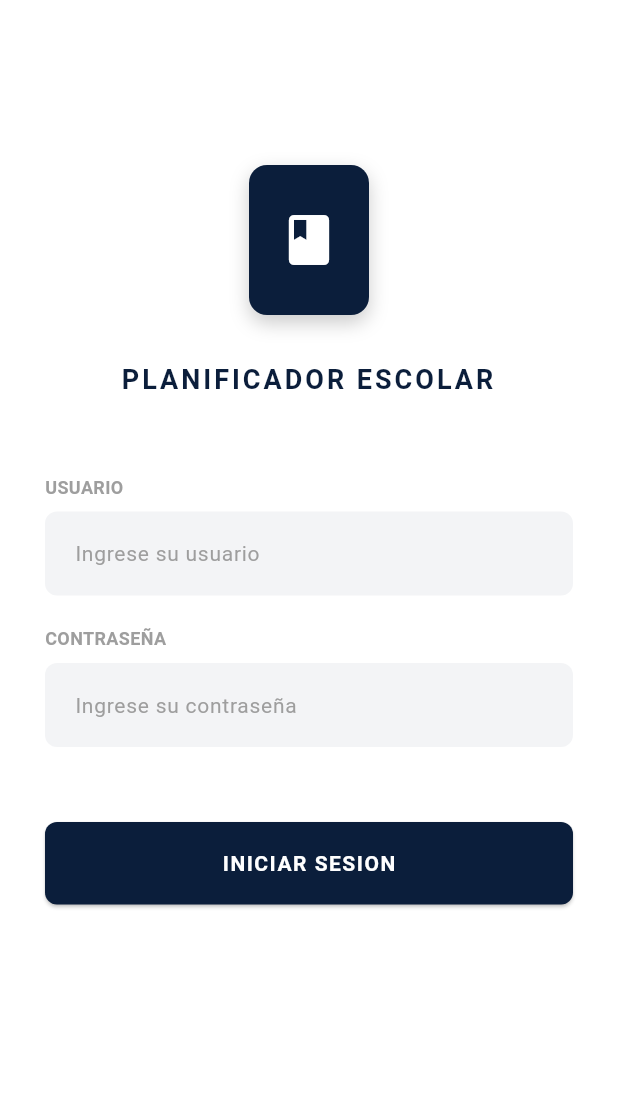
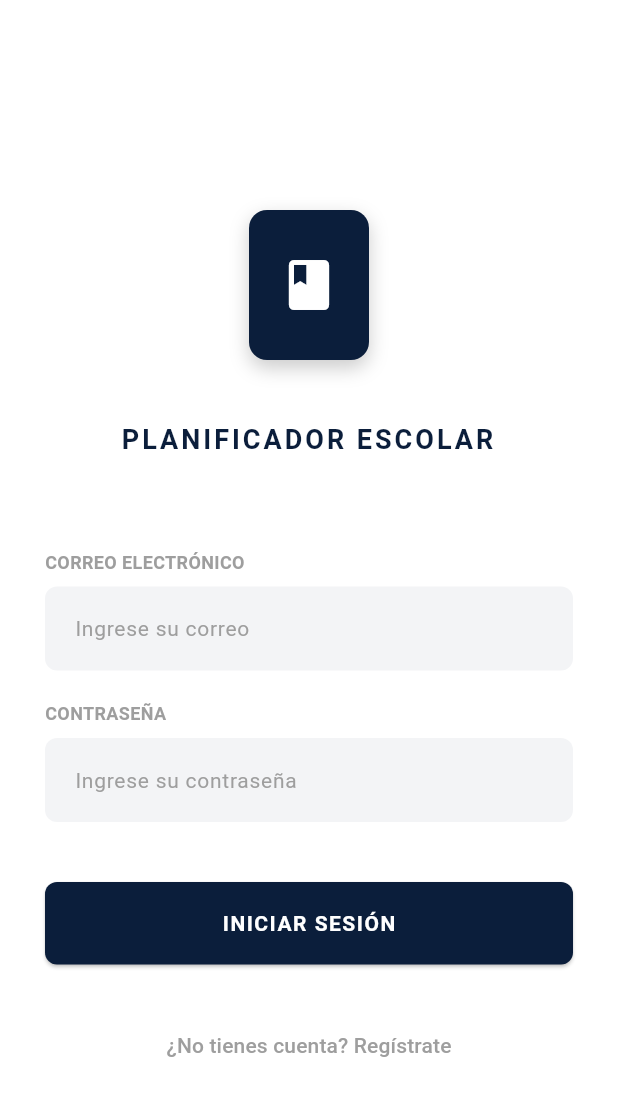
Before and after one commit to bydavid1/proyecto-dam-232, a Flutter app: the screen it shows after launch, on a phone screen of 412 x 824 dp. Shown: the top 1096 px of the screen. Run offline on Flutter 3.47's test engine with Material 3 defaults, Android fonts, the phone set to English and light mode, and no system bars; our stand-ins replace cloud_firestore, firebase_auth, firebase_core; accounts and stored records are empty.

Commit message:
refactor: enhance authentication flow and user profile display

```diff
--- a/lib/main.dart
+++ b/lib/main.dart
@@ -1,7 +1,9 @@
 import 'package:flutter/material.dart';
 import 'package:firebase_core/firebase_core.dart';
+import 'package:firebase_auth/firebase_auth.dart';
 import 'package:provider/provider.dart';
 import 'package:proyecto_dam232/providers/academic_data_manager.dart';
+import 'package:proyecto_dam232/views/home_screen.dart';
 import 'package:proyecto_dam232/views/login_screen.dart';
 
 void main() async {
@@ -11,13 +13,11 @@ void main() async {
 }
 
 class MyApp extends StatelessWidget {
-  const MyApp({Key? key}) : super(key: key);
+  const MyApp({super.key});
 
   @override
   Widget build(BuildContext context) {
-    return ChangeNotifierProvider(
-      create: (_) => AcademicDataManager(),
-      child: MaterialApp(
+    return MaterialApp(
       title: 'Planificador Escolar',
       debugShowCheckedModeBanner: false,
       theme: ThemeData(
@@ -44,7 +44,10 @@ class MyApp extends StatelessWidget {
             borderRadius: BorderRadius.circular(8.0),
             borderSide: const BorderSide(color: Color(0xFF0B1E3B), width: 1.5),
           ),
-            contentPadding: const EdgeInsets.symmetric(horizontal: 16, vertical: 16),
+          contentPadding: const EdgeInsets.symmetric(
+            horizontal: 16,
+            vertical: 16,
+          ),
           hintStyle: const TextStyle(color: Colors.grey, fontSize: 14),
         ),
         elevatedButtonTheme: ElevatedButtonThemeData(
@@ -63,7 +66,24 @@ class MyApp extends StatelessWidget {
           ),
         ),
       ),
-        home: const LoginScreen(),
+      home: StreamBuilder<User?>(
+        stream: FirebaseAuth.instance.authStateChanges(),
+        builder: (context, snapshot) {
+          if (snapshot.connectionState == ConnectionState.waiting) {
+            return const Scaffold(
+              body: Center(child: CircularProgressIndicator()),
+            );
+          }
+
+          if (snapshot.hasData) {
+            return ChangeNotifierProvider(
+              create: (_) => AcademicDataManager(),
+              child: const HomeScreen(),
+            );
+          }
+
+          return const LoginScreen();
+        },
       ),
     );
   }
--- a/lib/views/login_screen.dart
+++ b/lib/views/login_screen.dart
@@ -1,34 +1,75 @@
 import 'package:flutter/material.dart';
-import 'home_screen.dart'; // Importamos la pantalla de destino
+import 'package:firebase_auth/firebase_auth.dart';
+import 'home_screen.dart';
 
 class LoginScreen extends StatefulWidget {
-  const LoginScreen({Key? key}) : super(key: key);
+  const LoginScreen({super.key});
 
   @override
   State<LoginScreen> createState() => _LoginScreenState();
 }
 
 class _LoginScreenState extends State<LoginScreen> {
-  // Controladores para capturar texto
-  final TextEditingController _userController = TextEditingController();
-  final TextEditingController _passController = TextEditingController();
+  final TextEditingController _emailController = TextEditingController();
+  final TextEditingController _passwordController = TextEditingController();
+  bool _isLoading = false;
 
-  void _handleLogin() {
-    // Aquí iría tu lógica de autenticación futura (Firebase, etc.)
-    print("Usuario: ${_userController.text}");
-    print("Clave: ${_passController.text}");
+  Future<void> _handleLogin() async {
+    setState(() => _isLoading = true);
+    try {
+      final email = _emailController.text.trim();
+      final password = _passwordController.text.trim();
 
-    // Navegación exitosa al Home (reemplaza la pantalla de login)
-    Navigator.pushReplacement(
-      context,
-      MaterialPageRoute(builder: (_) => const HomeScreen())
-    );
+      if (email.isEmpty || password.isEmpty) {
+        throw Exception("Por favor complete todos los campos.");
+      }
+
+      // Inicio de sesión con Firebase
+      await FirebaseAuth.instance.signInWithEmailAndPassword(
+        email: email,
+        password: password,
+      );
+
+      // Navegación exitosa
+      if (!mounted) return;
+      Navigator.pushReplacement(
+        context,
+        MaterialPageRoute(builder: (_) => const HomeScreen()),
+      );
+    } on FirebaseAuthException catch (e) {
+      String message;
+      switch (e.code) {
+        case 'user-not-found':
+          message = 'No existe un usuario con ese correo.';
+          break;
+        case 'wrong-password':
+          message = 'Contraseña incorrecta.';
+          break;
+        case 'invalid-email':
+          message = 'El formato del correo no es válido.';
+          break;
+        default:
+          message = 'Error al iniciar sesión: ${e.message}';
+      }
+
+      ScaffoldMessenger.of(
+        context,
+      ).showSnackBar(SnackBar(content: Text(message)));
+    } catch (e) {
+      print(e);
+      if (!mounted) return;
+      ScaffoldMessenger.of(
+        context,
+      ).showSnackBar(SnackBar(content: Text(e.toString())));
+    } finally {
+      if (mounted) setState(() => _isLoading = false);
+    }
   }
 
   @override
   void dispose() {
-    _userController.dispose();
-    _passController.dispose();
+    _emailController.dispose();
+    _passwordController.dispose();
     super.dispose();
   }
 
@@ -39,11 +80,9 @@ class _LoginScreenState extends State<LoginScreen> {
         child: Padding(
           padding: const EdgeInsets.symmetric(horizontal: 30.0, vertical: 60.0),
           child: Column(
-            mainAxisAlignment: MainAxisAlignment.center,
             crossAxisAlignment: CrossAxisAlignment.stretch,
             children: [
-              const SizedBox(height: 50),
-              // --- LOGO ---
+              const SizedBox(height: 80),
               Center(
                 child: Container(
                   width: 80,
@@ -56,20 +95,13 @@ class _LoginScreenState extends State<LoginScreen> {
                         color: Colors.black.withOpacity(0.2),
                         blurRadius: 10,
                         offset: const Offset(0, 5),
-                      )
+                      ),
                     ],
                   ),
-                  // Icono temporal simulando el logo del libro
-                  child: const Icon(
-                    Icons.book,
-                    color: Colors.white,
-                    size: 40
-                  ),
+                  child: const Icon(Icons.book, color: Colors.white, size: 40),
                 ),
               ),
-              const SizedBox(height: 30),
-
-              // --- TÍTULO ---
+              const SizedBox(height: 40),
               Text(
                 "PLANIFICADOR ESCOLAR",
                 textAlign: TextAlign.center,
@@ -80,53 +112,55 @@ class _LoginScreenState extends State<LoginScreen> {
                   letterSpacing: 2.0,
                 ),
               ),
-
-              const SizedBox(height: 50),
-
-              // --- FORMULARIO ---
+              const SizedBox(height: 60),
               const Text(
-                "USUARIO",
+                "CORREO ELECTRÓNICO",
                 style: TextStyle(
                   fontSize: 12,
                   fontWeight: FontWeight.bold,
-                  color: Colors.grey
+                  color: Colors.grey,
                 ),
               ),
               const SizedBox(height: 8),
               TextField(
-                controller: _userController,
+                controller: _emailController,
+                keyboardType: TextInputType.emailAddress,
                 decoration: const InputDecoration(
-                  hintText: "Ingrese su usuario",
+                  hintText: "Ingrese su correo",
                 ),
               ),
-
               const SizedBox(height: 20),
-
               const Text(
                 "CONTRASEÑA",
                 style: TextStyle(
                   fontSize: 12,
                   fontWeight: FontWeight.bold,
-                  color: Colors.grey
+                  color: Colors.grey,
                 ),
               ),
               const SizedBox(height: 8),
               TextField(
-                controller: _passController,
+                controller: _passwordController,
                 obscureText: true,
                 decoration: const InputDecoration(
                   hintText: "Ingrese su contraseña",
                 ),
               ),
-
-              const SizedBox(height: 50),
-
-              // --- BOTÓN ---
-              ElevatedButton(
-                onPressed: _handleLogin,
-                child: const Text("INICIAR SESION"),
+              const SizedBox(height: 40),
+              _isLoading
+                  ? const Center(child: CircularProgressIndicator())
+                  : ElevatedButton(
+                      onPressed: _handleLogin,
+                      child: const Text("INICIAR SESIÓN"),
+                    ),
+              const SizedBox(height: 30),
+              TextButton(
+                onPressed: () {},
+                child: const Text(
+                  "¿No tienes cuenta? Regístrate",
+                  style: TextStyle(color: Colors.grey),
+                ),
               ),
-              const SizedBox(height: 50),
             ],
           ),
         ),
```
Also changed, not shown: lib/providers/academic_data_manager.dart (+11 -15 lines), lib/views/profile_screen.dart (+30 -12 lines). Lines whose indentation alone changed are shown as unchanged.
